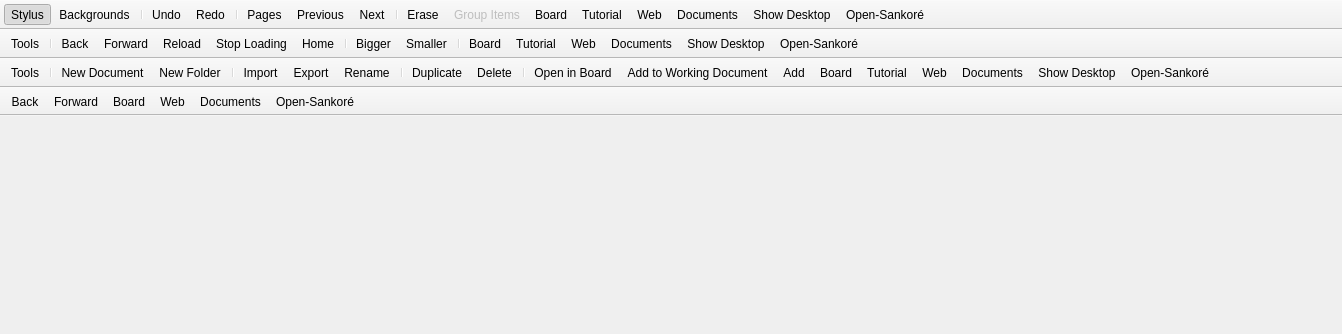
The window that Sankore-3.1/resources/forms/mainWindow.ui (DynamicMetaFlow/sankore) describes before a commit, drawn with Qt 5.
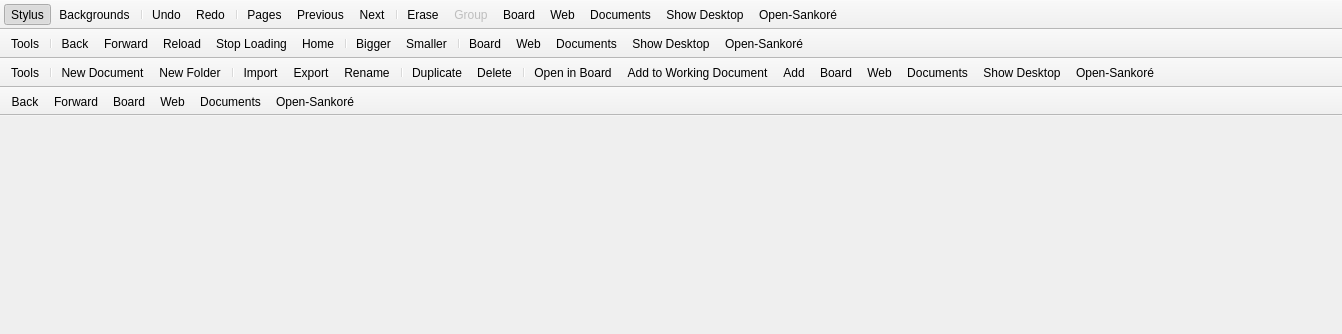
The same window after the commit. Icons and pictures are not drawn.

The edit to the form file:
```diff
--- a/Sankore-3.1/resources/forms/mainWindow.ui
+++ b/Sankore-3.1/resources/forms/mainWindow.ui
@@ -71,7 +71,6 @@
    <addaction name="actionErase"/>
    <addaction name="actionGroupItems"/>
    <addaction name="actionBoard"/>
-   <addaction name="actionTutorial"/>
    <addaction name="actionWeb"/>
    <addaction name="actionDocument"/>
    <addaction name="actionDesktop"/>
@@ -117,7 +116,6 @@
    <addaction name="actionWebSmaller"/>
    <addaction name="separator"/>
    <addaction name="actionBoard"/>
-   <addaction name="actionTutorial"/>
    <addaction name="actionWeb"/>
    <addaction name="actionDocument"/>
    <addaction name="actionDesktop"/>
@@ -167,7 +165,6 @@
    <addaction name="actionAddToWorkingDocument"/>
    <addaction name="actionDocumentAdd"/>
    <addaction name="actionBoard"/>
-   <addaction name="actionTutorial"/>
    <addaction name="actionWeb"/>
    <addaction name="actionDocument"/>
    <addaction name="actionDesktop"/>
@@ -1643,7 +1640,7 @@
      <normaloff>:/images/toolbar/library.png</normaloff>:/images/toolbar/library.png</iconset>
    </property>
    <property name="text">
-    <string>Group Items</string>
+    <string>Group</string>
    </property>
    <property name="toolTip">
     <string>Group items</string>
```
Left out of the diff: 34 changed lines with no effect on the pictures.
